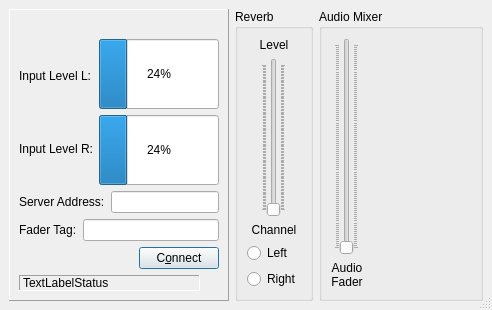
This is src/llconclientdlgbase.ui in jamulussoftware/jamulus as Qt 5 draws it before an edit. The edited form follows.
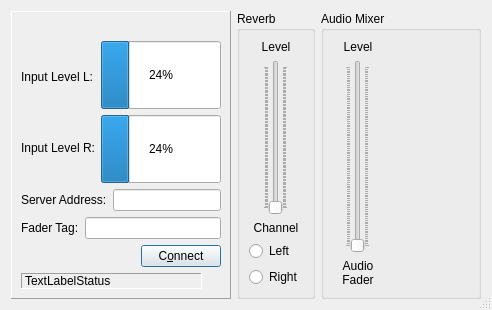
This is the edited form. Icons and pictures are not drawn. Custom widgets are drawn as their Qt base class.

Commit message: added text label for audio fader to show the actual attenuation state

Diff of the .ui file:
```diff
--- a/src/llconclientdlgbase.ui
+++ b/src/llconclientdlgbase.ui
@@ -19,12 +19,6 @@
    <bool>true</bool>
   </property>
   <layout class="QHBoxLayout" >
-   <property name="margin" >
-    <number>9</number>
-   </property>
-   <property name="spacing" >
-    <number>6</number>
-   </property>
    <item>
     <widget class="QFrame" name="FrameMain" >
      <property name="frameShape" >
@@ -43,9 +37,7 @@
       <item>
        <widget class="QLabel" name="PixmapLabelCorrados" >
         <property name="sizePolicy" >
-         <sizepolicy>
-          <hsizetype>5</hsizetype>
-          <vsizetype>5</vsizetype>
+         <sizepolicy vsizetype="Preferred" hsizetype="Preferred" >
           <horstretch>0</horstretch>
           <verstretch>0</verstretch>
          </sizepolicy>
@@ -83,9 +75,7 @@
           <item>
            <widget class="QLabel" name="TextLabelInputLevel" >
             <property name="sizePolicy" >
-             <sizepolicy>
-              <hsizetype>1</hsizetype>
-              <vsizetype>3</vsizetype>
+             <sizepolicy vsizetype="MinimumExpanding" hsizetype="Minimum" >
               <horstretch>0</horstretch>
               <verstretch>0</verstretch>
              </sizepolicy>
@@ -101,9 +91,7 @@
           <item>
            <widget class="QLabel" name="TextLabelInputLevel_2" >
             <property name="sizePolicy" >
-             <sizepolicy>
-              <hsizetype>1</hsizetype>
-              <vsizetype>3</vsizetype>
+             <sizepolicy vsizetype="MinimumExpanding" hsizetype="Minimum" >
               <horstretch>0</horstretch>
               <verstretch>0</verstretch>
              </sizepolicy>
@@ -129,9 +117,7 @@
           <item>
            <widget class="QProgressBar" name="ProgressBarInputLevelL" >
             <property name="sizePolicy" >
-             <sizepolicy>
-              <hsizetype>7</hsizetype>
-              <vsizetype>3</vsizetype>
+             <sizepolicy vsizetype="MinimumExpanding" hsizetype="Expanding" >
               <horstretch>0</horstretch>
               <verstretch>0</verstretch>
              </sizepolicy>
@@ -147,9 +133,7 @@
           <item>
            <widget class="QProgressBar" name="ProgressBarInputLevelR" >
             <property name="sizePolicy" >
-             <sizepolicy>
-              <hsizetype>7</hsizetype>
-              <vsizetype>3</vsizetype>
+             <sizepolicy vsizetype="MinimumExpanding" hsizetype="Expanding" >
               <horstretch>0</horstretch>
               <verstretch>0</verstretch>
              </sizepolicy>
@@ -263,9 +247,7 @@
         <item>
          <widget class="QLabel" name="TextLabelStatus" >
           <property name="sizePolicy" >
-           <sizepolicy>
-            <hsizetype>7</hsizetype>
-            <vsizetype>1</vsizetype>
+           <sizepolicy vsizetype="Minimum" hsizetype="Expanding" >
             <horstretch>0</horstretch>
             <verstretch>0</verstretch>
            </sizepolicy>
@@ -287,9 +269,7 @@
         <item>
          <widget class="CMultiColorLED" native="1" name="LEDOverallStatus" >
           <property name="sizePolicy" >
-           <sizepolicy>
-            <hsizetype>0</hsizetype>
-            <vsizetype>0</vsizetype>
+           <sizepolicy vsizetype="Fixed" hsizetype="Fixed" >
             <horstretch>0</horstretch>
             <verstretch>0</verstretch>
            </sizepolicy>
@@ -439,20 +419,27 @@
       <string>Audio Mixer</string>
      </property>
      <layout class="QHBoxLayout" >
-      <property name="margin" >
-       <number>9</number>
-      </property>
-      <property name="spacing" >
-       <number>6</number>
-      </property>
       <item>
        <layout class="QVBoxLayout" >
-        <property name="margin" >
-         <number>0</number>
-        </property>
-        <property name="spacing" >
-         <number>6</number>
-        </property>
+        <item>
+         <widget class="QLabel" name="TextLabelAudFader" >
+          <property name="minimumSize" >
+           <size>
+            <width>50</width>
+            <height>0</height>
+           </size>
+          </property>
+          <property name="text" >
+           <string>Level</string>
+          </property>
+          <property name="alignment" >
+           <set>Qt::AlignCenter</set>
+          </property>
+          <property name="wordWrap" >
+           <bool>false</bool>
+          </property>
+         </widget>
+        </item>
         <item>
          <layout class="QHBoxLayout" >
           <property name="margin" >
@@ -527,9 +514,7 @@
       <item>
        <widget class="CAudioMixerBoard" native="1" name="MainMixerBoard" >
         <property name="sizePolicy" >
-         <sizepolicy>
-          <hsizetype>7</hsizetype>
-          <vsizetype>5</vsizetype>
+         <sizepolicy vsizetype="Preferred" hsizetype="Expanding" >
           <horstretch>0</horstretch>
           <verstretch>0</verstretch>
          </sizepolicy>
```
Left out of the diff: 180 changed lines with no effect on the pictures. The commit also changes 4 other files.
